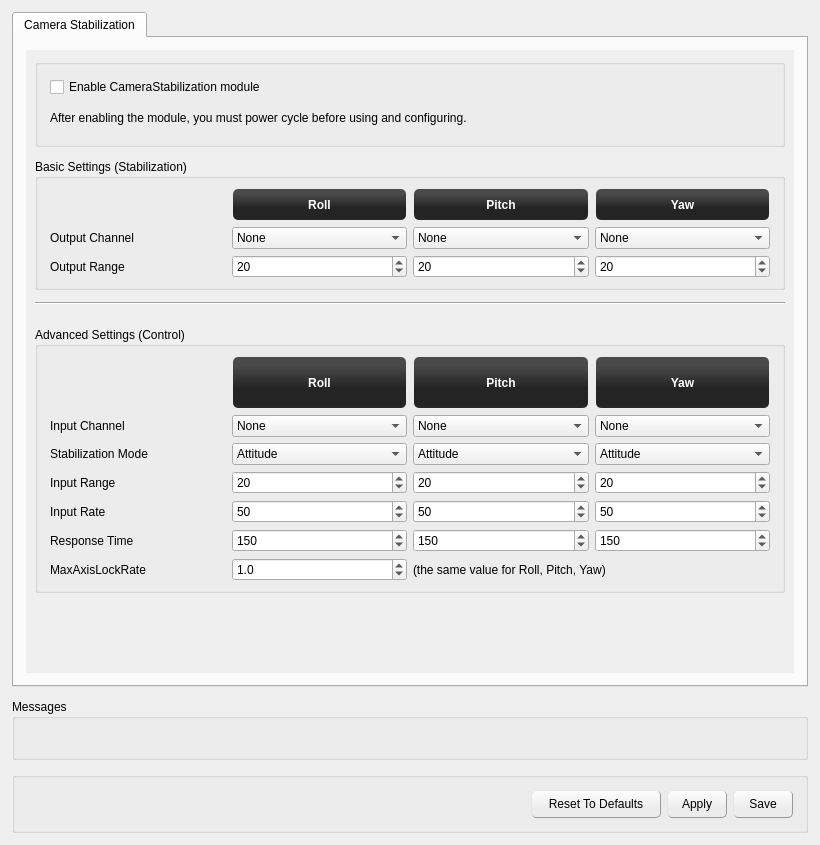
Old version of the form ground/openpilotgcs/src/plugins/config/camerastabilization.ui in the repository openpilot/OpenPilot.
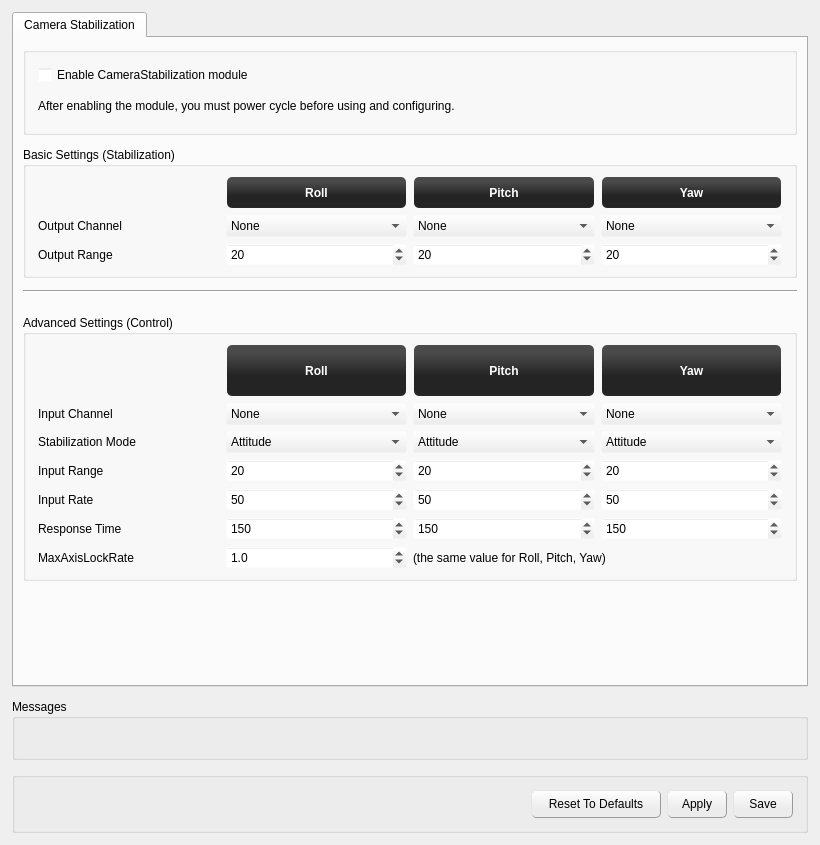
New version of the form. Icons and pictures are not drawn.

Commit message: fixed the colos for all the forms so its not a topographic map greyscale look now, still converting the buttons all back to non style sheet

The edit to the form file:
```diff
--- a/ground/openpilotgcs/src/plugins/config/camerastabilization.ui
+++ b/ground/openpilotgcs/src/plugins/config/camerastabilization.ui
@@ -13,6 +13,9 @@
   <property name="windowTitle">
    <string>Form</string>
   </property>
+  <property name="autoFillBackground">
+   <bool>false</bool>
+  </property>
   <layout class="QVBoxLayout" name="verticalLayout_6">
    <property name="spacing">
     <number>12</number>
@@ -22,6 +25,9 @@
    </property>
    <item>
     <widget class="QTabWidget" name="tabWidget">
+     <property name="autoFillBackground">
+      <bool>false</bool>
+     </property>
      <property name="currentIndex">
       <number>0</number>
      </property>
@@ -29,6 +35,9 @@
       <enum>Qt::ElideMiddle</enum>
      </property>
      <widget class="QWidget" name="CameraStabilization">
+      <property name="autoFillBackground">
+       <bool>false</bool>
+      </property>
       <attribute name="title">
        <string>Camera Stabilization</string>
       </attribute>
@@ -37,10 +46,74 @@
         <number>12</number>
        </property>
        <property name="margin">
-        <number>12</number>
+        <number>0</number>
        </property>
        <item>
         <widget class="QScrollArea" name="scrollArea">
+         <property name="palette">
+          <palette>
+           <active>
+            <colorrole role="Base">
+             <brush brushstyle="SolidPattern">
+              <color alpha="255">
+               <red>255</red>
+               <green>255</green>
+               <blue>255</blue>
+              </color>
+             </brush>
+            </colorrole>
+            <colorrole role="Window">
+             <brush brushstyle="SolidPattern">
+              <color alpha="0">
+               <red>232</red>
+               <green>232</green>
+               <blue>232</blue>
+              </color>
+             </brush>
+            </colorrole>
+           </active>
+           <inactive>
+            <colorrole role="Base">
+             <brush brushstyle="SolidPattern">
+              <color alpha="255">
+               <red>255</red>
+               <green>255</green>
+               <blue>255</blue>
+              </color>
+             </brush>
+            </colorrole>
+            <colorrole role="Window">
+             <brush brushstyle="SolidPattern">
+              <color alpha="0">
+               <red>232</red>
+               <green>232</green>
+               <blue>232</blue>
+              </color>
+             </brush>
+            </colorrole>
+           </inactive>
+           <disabled>
+            <colorrole role="Base">
+             <brush brushstyle="SolidPattern">
+              <color alpha="0">
+               <red>232</red>
+               <green>232</green>
+               <blue>232</blue>
+              </color>
+             </brush>
+            </colorrole>
+            <colorrole role="Window">
+             <brush brushstyle="SolidPattern">
+              <color alpha="0">
+               <red>232</red>
+               <green>232</green>
+               <blue>232</blue>
+              </color>
+             </brush>
+            </colorrole>
+           </disabled>
+          </palette>
+         </property>
          <property name="autoFillBackground">
           <bool>false</bool>
          </property>
@@ -58,8 +131,8 @@
            <rect>
             <x>0</x>
             <y>0</y>
-            <width>766</width>
-            <height>622</height>
+            <width>790</width>
+            <height>646</height>
            </rect>
           </property>
           <property name="autoFillBackground">
```
Left out of the diff: 6 changed lines with no effect on the pictures. The commit also changes 6 other files.
